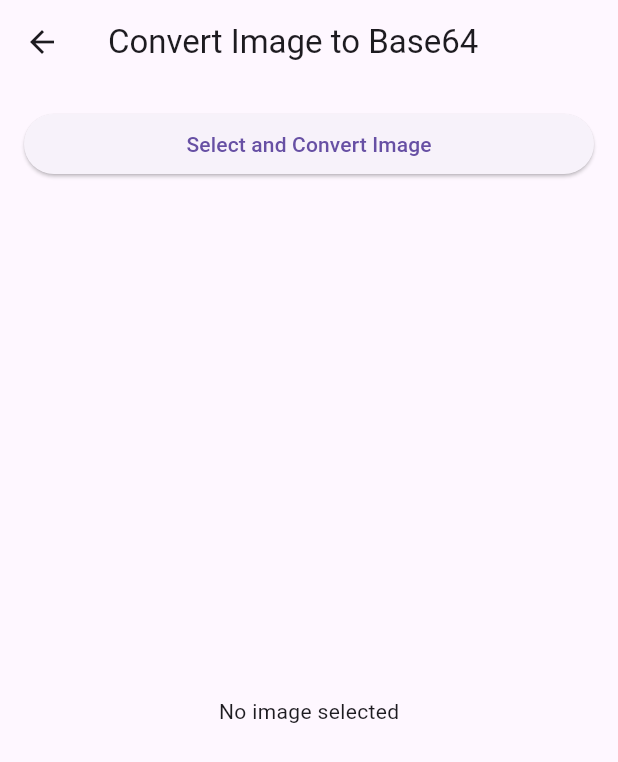
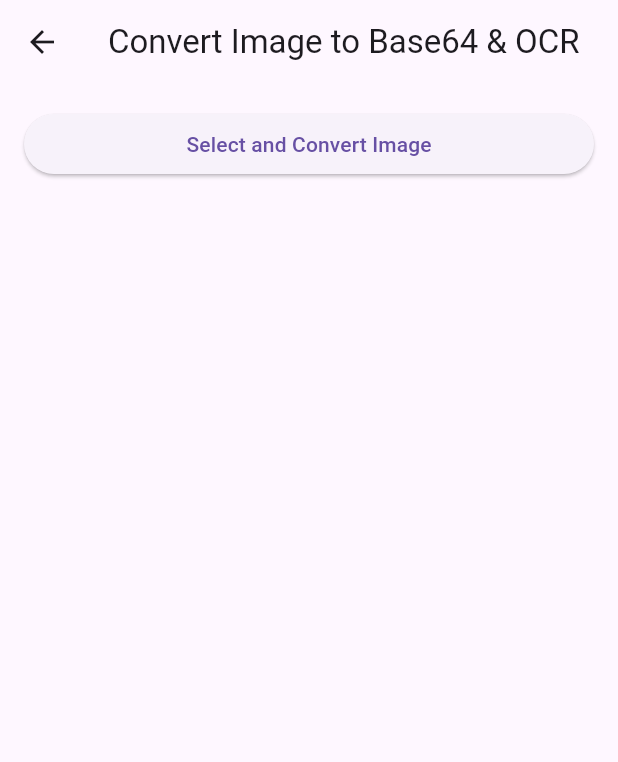
Before and after one commit to OCRServiceCMC/mobile_ocr, a Flutter app: the ImageToBase64Page screen opened directly, on a phone screen of 412 x 824 dp. Shown: the top 762 px of the screen. Run offline on Flutter 3.47's test engine with Material 3 defaults, Android fonts, the phone set to English and light mode, and no system bars; our stand-ins replace file_picker, permission_handler, shared_preferences; accounts and stored records are empty.

Commit message:
sửa trang image to base64

```diff
--- a/lib/pages/ocr_page/imagetobase64page.dart
+++ b/lib/pages/ocr_page/imagetobase64page.dart
@@ -4,7 +4,7 @@ import 'package:flutter/material.dart';
 import 'package:http/http.dart' as http;
 import 'package:file_picker/file_picker.dart';
 import 'package:shared_preferences/shared_preferences.dart';
-import 'package:flutter/services.dart'; // Import để sử dụng Clipboard
+import 'package:flutter/services.dart';
 
 class ImageToBase64Page extends StatefulWidget {
   const ImageToBase64Page({super.key});
@@ -15,6 +15,7 @@ class ImageToBase64Page extends StatefulWidget {
 
 class _ImageToBase64PageState extends State<ImageToBase64Page> {
   String? _base64String;
+  String? _ocrResult;
 
   Future<String?> _getToken() async {
     SharedPreferences prefs = await SharedPreferences.getInstance();
@@ -46,6 +47,7 @@ class _ImageToBase64PageState extends State<ImageToBase64Page> {
         final responseData = await http.Response.fromStream(response);
         setState(() {
           _base64String = responseData.body;
+          _ocrResult = null; // Reset OCR result when a new image is converted
         });
       } else {
         ScaffoldMessenger.of(context).showSnackBar(
@@ -55,9 +57,78 @@ class _ImageToBase64PageState extends State<ImageToBase64Page> {
     }
   }
 
+  Future<void> _convertBase64ToText() async {
+    if (_base64String == null) {
+      ScaffoldMessenger.of(context).showSnackBar(
+        const SnackBar(content: Text('No Base64 string available to convert.')),
+      );
+      return;
+    }
+
+    final token = await _getToken();
+    if (token == null) {
+      ScaffoldMessenger.of(context).showSnackBar(
+        const SnackBar(content: Text('No auth token found!')),
+      );
+      return;
+    }
+
+    final url = Uri.parse('http://10.0.2.2:8081/api/ocr/convertBase64ToText');
+
+    final response = await http.post(
+      url,
+      headers: {
+        'Authorization': 'Bearer $token',
+        'Content-Type': 'application/json',
+      },
+      body: jsonEncode({
+        'contentBase64': _base64String,
+      }),
+    );
+
+    if (response.statusCode == 200) {
+      final Map<String, dynamic> responseData = jsonDecode(response.body);
+      if (responseData['statusCode'] == 200) {
+        try {
+          String rawJson = responseData['data']['json_ocr_out'];
+
+          // Thay thế các dấu ' bằng dấu "
+          rawJson = rawJson.replaceAll("'", '"');
+
+          // Giải mã các escape sequences
+          rawJson = rawJson.replaceAll(r'\\n', '\n');
+          rawJson = rawJson.replaceAll(r'\\t', '\t');
+
+          final Map<String, dynamic> jsonMap = jsonDecode(rawJson); // Parse JSON
+          setState(() {
+            _ocrResult = _formatJson(jsonMap);
+          });
+        } catch (e) {
+          setState(() {
+            _ocrResult = 'Failed to parse OCR result: $e';
+          });
+          print('Error parsing JSON: $e');
+        }
+      } else {
+        ScaffoldMessenger.of(context).showSnackBar(
+          SnackBar(content: Text('OCR conversion failed: ${responseData['statusValue']}')),
+        );
+      }
+    } else {
+      ScaffoldMessenger.of(context).showSnackBar(
+        SnackBar(content: Text('Failed to convert Base64 to text: ${response.statusCode}')),
+      );
+    }
+  }
+
+  String _formatJson(Map<String, dynamic> jsonMap) {
+    const JsonEncoder encoder = JsonEncoder.withIndent('  ');
+    return encoder.convert(jsonMap);
+  }
+
   void _copyBase64ToClipboard() {
     if (_base64String != null) {
-      Clipboard.setData(ClipboardData(text: _base64String!)); // Sử dụng toán tử `!`
+      Clipboard.setData(ClipboardData(text: _base64String!));
       ScaffoldMessenger.of(context).showSnackBar(
         const SnackBar(content: Text('Base64 string copied to clipboard')),
       );
@@ -68,7 +139,7 @@ class _ImageToBase64PageState extends State<ImageToBase64Page> {
   Widget build(BuildContext context) {
     return Scaffold(
       appBar: AppBar(
-        title: const Text('Convert Image to Base64'),
+        title: const Text('Convert Image to Base64 & OCR'),
       ),
       body: Padding(
         padding: const EdgeInsets.all(16.0),
@@ -80,8 +151,8 @@ class _ImageToBase64PageState extends State<ImageToBase64Page> {
               child: const Text('Select and Convert Image'),
             ),
             const SizedBox(height: 20),
-            _base64String != null
-                ? Expanded(
+            if (_base64String != null)
+              Expanded(
                 child: Container(
                   padding: const EdgeInsets.all(8.0),
                   decoration: BoxDecoration(
@@ -104,13 +175,30 @@ class _ImageToBase64PageState extends State<ImageToBase64Page> {
                         onPressed: _copyBase64ToClipboard,
                         child: const Text('Copy Base64'),
                       ),
+                      const SizedBox(height: 10),
+                      ElevatedButton(
+                        onPressed: _convertBase64ToText,
+                        child: const Text('Convert Base64 to Text'),
+                      ),
                     ],
                   ),
                 ),
-            )
-                : const Expanded(
-              child: Center(
-                child: Text('No image selected'),
+              ),
+            const SizedBox(height: 20),
+            if (_ocrResult != null)
+              Expanded(
+                child: Container(
+                  padding: const EdgeInsets.all(8.0),
+                  decoration: BoxDecoration(
+                    border: Border.all(color: Colors.grey),
+                    borderRadius: BorderRadius.circular(5.0),
+                  ),
+                  child: SingleChildScrollView(
+                    child: SelectableText(
+                      _ocrResult!,
+                      style: const TextStyle(fontSize: 14),
+                    ),
+                  ),
                 ),
               ),
           ],
```
Lines whose indentation alone changed are shown as unchanged.
